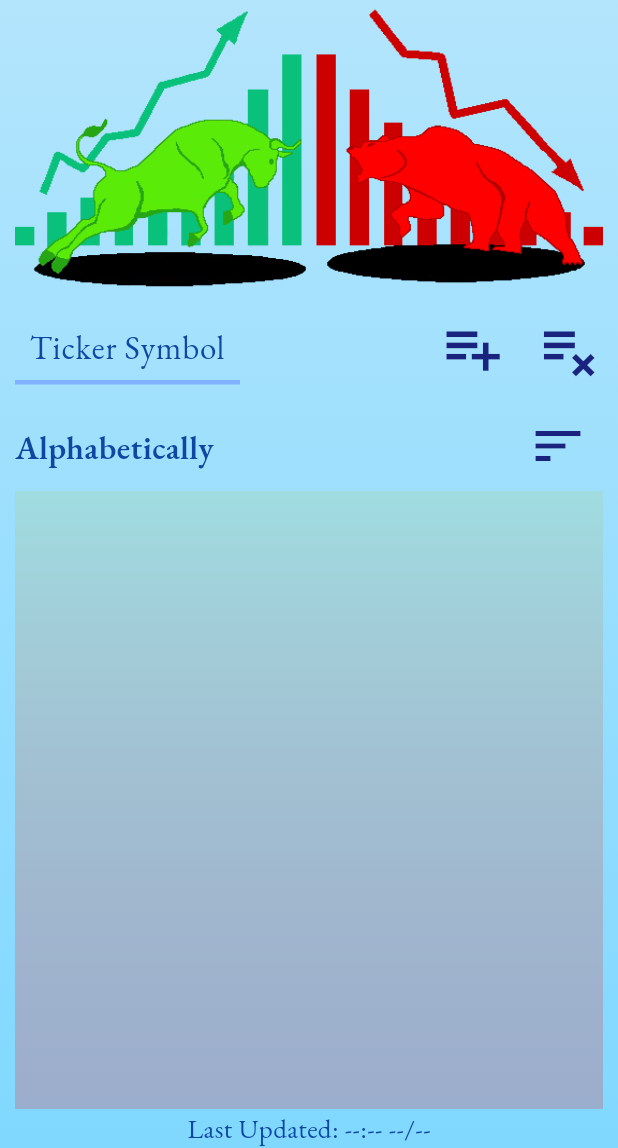
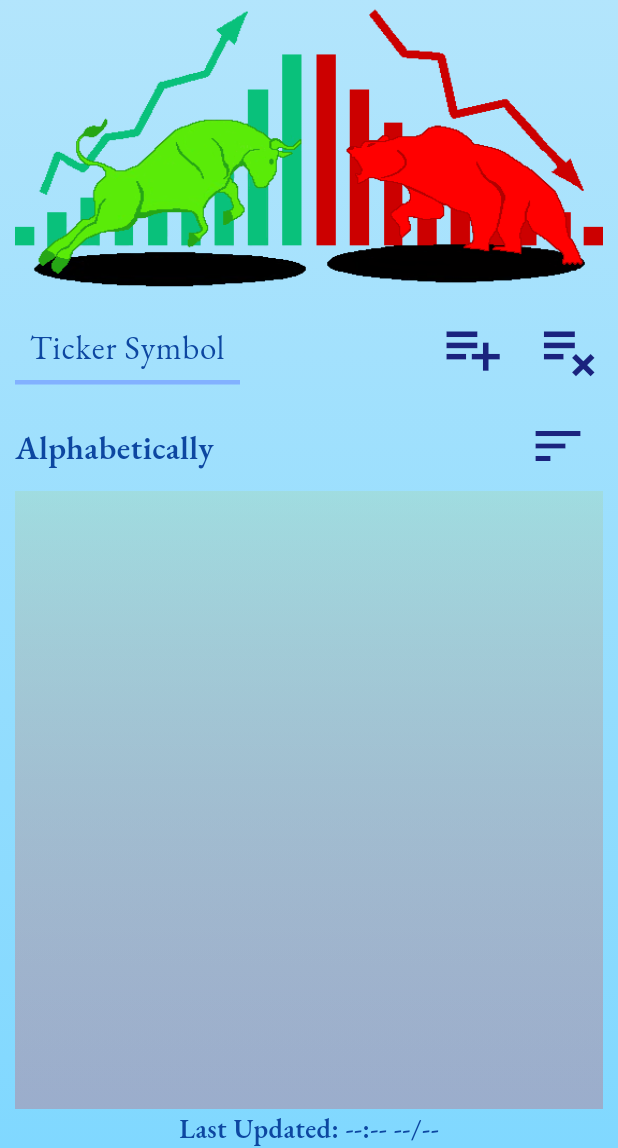
Before and after one commit to JoshMJohnson/Stock_Alert, a Flutter app: the screen it shows after launch, on a phone screen of 412 x 824 dp, the part 88-1236 px from its top. Run offline on Flutter 3.47's test engine with Material 3 defaults, Android fonts, the light colour scheme and no system bars; our stand-ins replace awesome_notifications, shared_preferences, sqflite; missing offline and left inert: fading_edge_scrollview; accounts and stored records are empty.

Commit message:
Update home.dart

```diff
--- a/lib/pages/home.dart
+++ b/lib/pages/home.dart
@@ -640,7 +640,7 @@ class _HomePageState extends State<HomePage> {
             style: TextStyle(
               color: Theme.of(context).textTheme.bodyMedium!.color,
               fontSize: 18,
-              fontWeight: FontWeight.normal,
+              fontWeight: FontWeight.w600,
             ),
           )
         ]),
```
